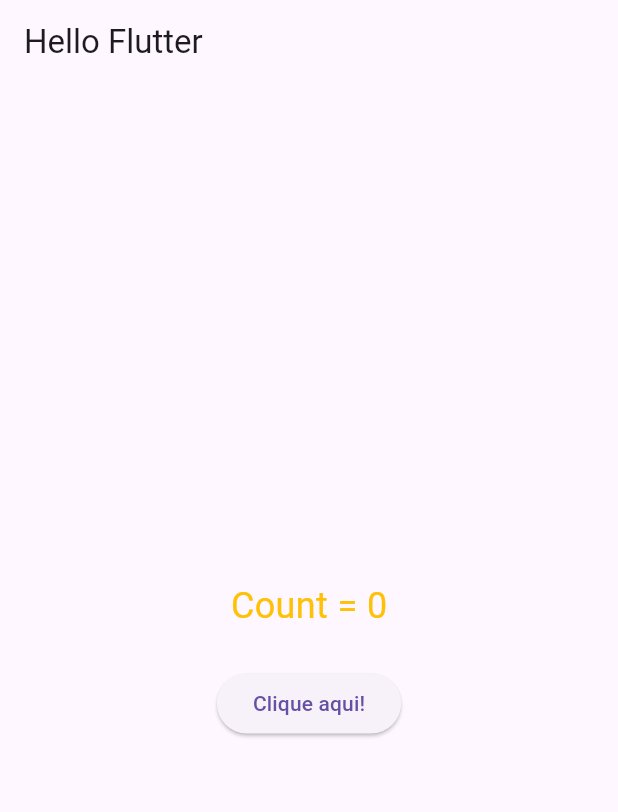
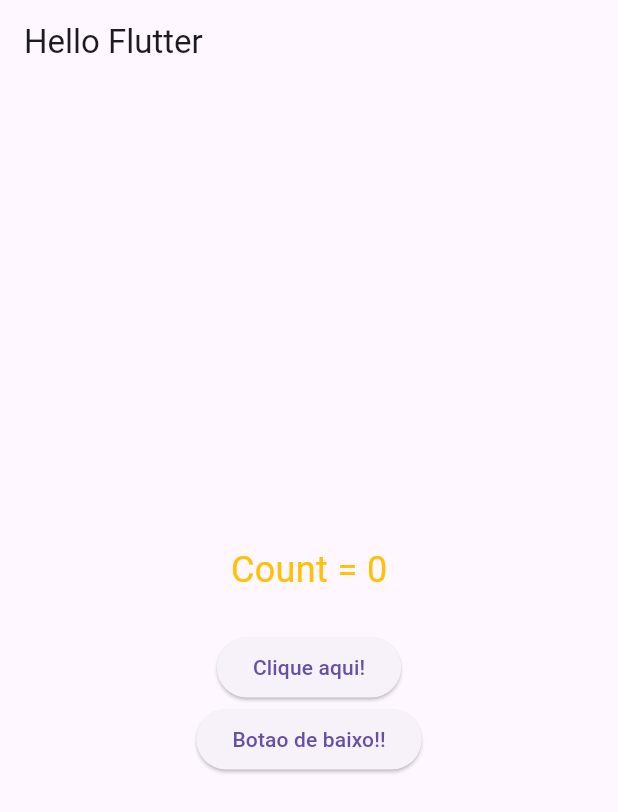
Before and after one commit to GuilhermeGuedesO/desenvolvimento_flutter_i, a Flutter app: the screen it shows after launch, on a phone screen of 412 x 824 dp. Shown: the top 812 px of the screen. Run offline on Flutter 3.47's test engine with Material 3 defaults, Android fonts, the phone set to English and light mode, and no system bars.

```diff
--- a/lib/main.dart
+++ b/lib/main.dart
@@ -16,10 +16,16 @@ class MyApp extends StatelessWidget {
     );
   }
 }
-// ignore: must_be_immutable
-class MeuStatelessWidget extends StatelessWidget {
-   MeuStatelessWidget({super.key});
-     int count = 0;
+class MeuStatelessWidget extends StatefulWidget {
+   const MeuStatelessWidget({super.key});
+
+  @override
+  State<MeuStatelessWidget> createState() => _MeuStatelessWidgetState();
+}
+
+class _MeuStatelessWidgetState extends State<MeuStatelessWidget> {
+  int count = 0;
+
   @override
   Widget build(BuildContext context) {
     return Column(
@@ -34,9 +40,32 @@ class MeuStatelessWidget extends StatelessWidget {
         ),
         SizedBox(height: 24,),
     ElevatedButton(onPressed: () {
-        count++;
+
+        setState(() {
+          count++;
+        });
     },
-     child: Text("Clique aqui!"),),],
+     child: Text("Clique aqui!"),),
+        MeuStateFull(callback: (){setState(() {
+          count--;
+        });} ,)],
     );
   }
+
 }
+class MeuStateFull extends StatefulWidget {
+  final void Function() callback;
+  const MeuStateFull({super.key, required this.callback});
+
+  @override
+  State<MeuStateFull> createState() => _MeuStateFullState();
+}
+
+class _MeuStateFullState extends State<MeuStateFull> {
+  @override
+  Widget build(BuildContext context) {
+    return Column(children: [ElevatedButton(onPressed: (){
+      widget.callback();
+    }, child: Text("Botao de baixo!!"))],);
+  }
+}
```
